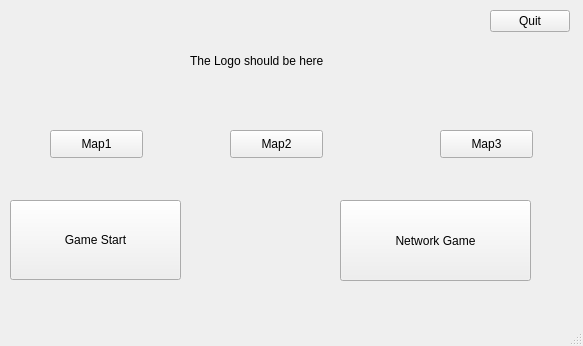
First picture: the form in mainwindow.ui, repository kkdlau/COMP2012H-OPERATION-H, before the edit.
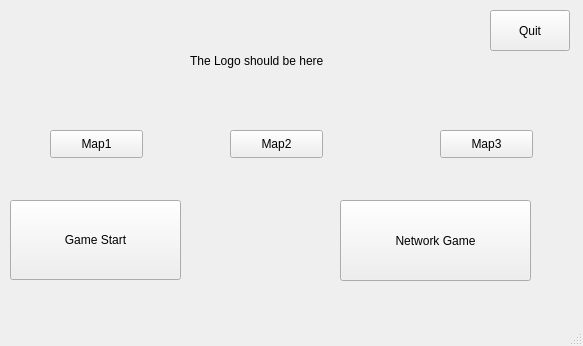
Second picture: the form after the edit.

Commit message: i pus hto pull

Diff of the .ui file:
```diff
--- a/mainwindow.ui
+++ b/mainwindow.ui
@@ -116,7 +116,7 @@
       <x>490</x>
       <y>10</y>
       <width>80</width>
-      <height>22</height>
+      <height>41</height>
      </rect>
     </property>
     <property name="text">
```
The commit also changes 2 other files.
